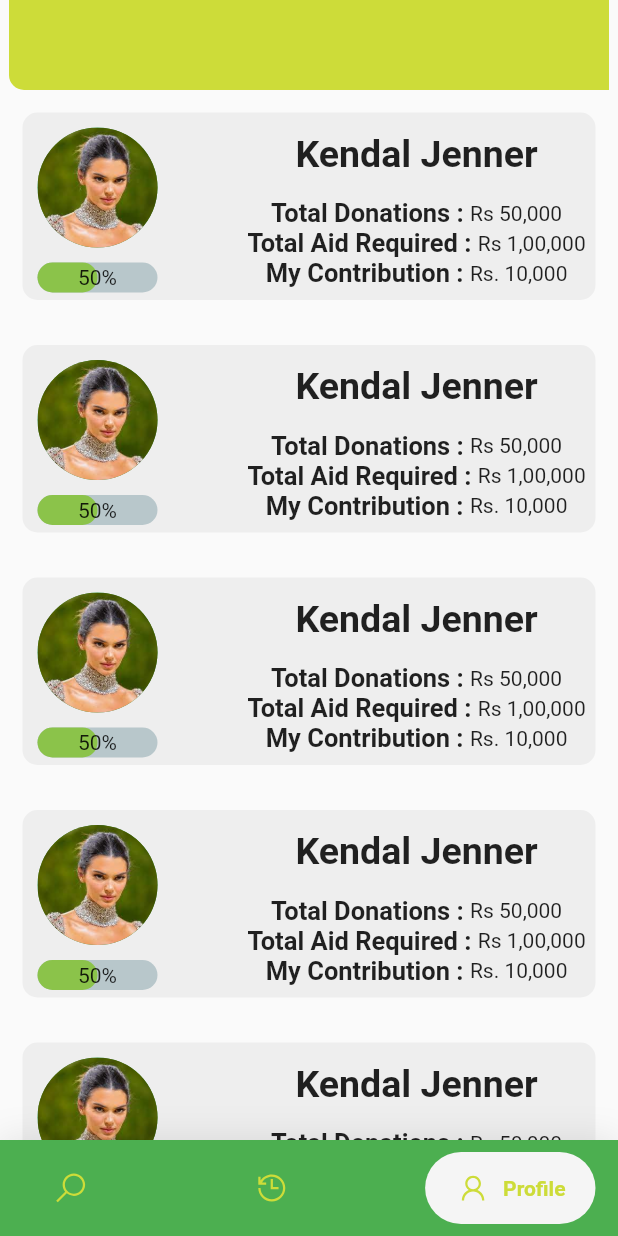
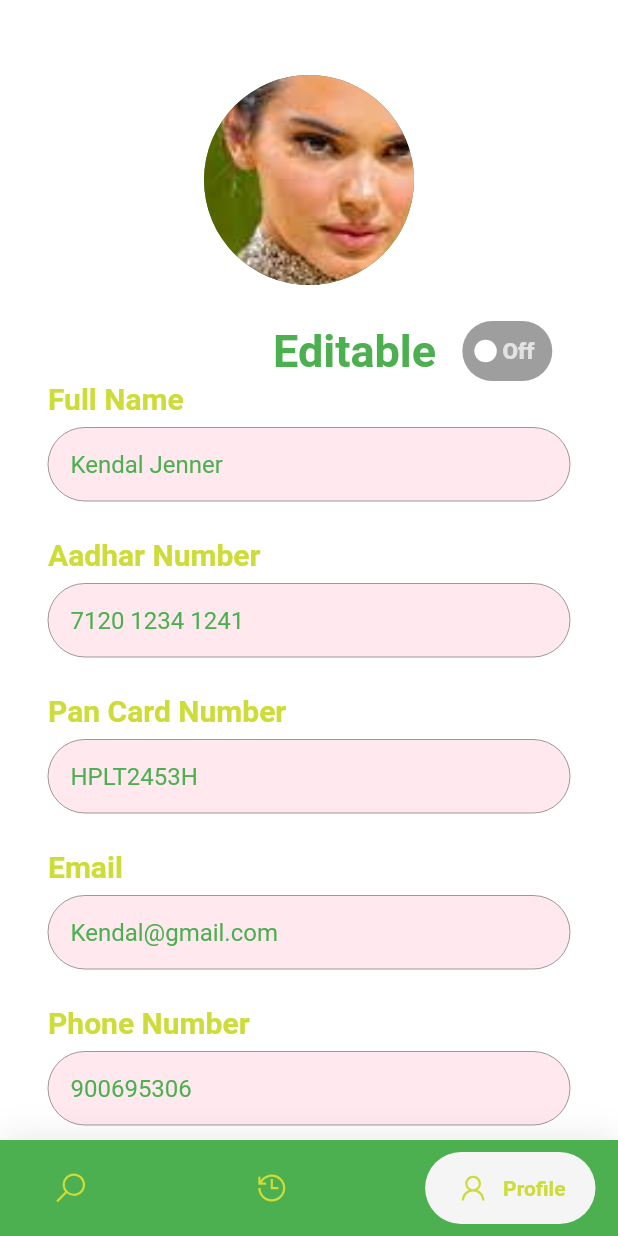
Before and after one commit to shivasharma9896/siksha_anudan, a Flutter app: the History_Page screen opened by its route, item 3 of the bottom bar chosen, on a phone screen of 412 x 824 dp. Run offline on Flutter 3.47's test engine with Material 2 defaults, Android fonts, the phone set to English and light mode, and no system bars; drawn by our look-alikes of flutter_switch, google_nav_bar, percent_indicator; our stand-ins replace animated_custom_dropdown, firebase_auth, firebase_core, flutter_svg, image_picker, line_icons and 1 more; missing offline and left inert: dart:ffi, datepicker_dropdown, drop_down_list, endless, paginated_search_bar; accounts and stored records are empty; network calls fail.

Commit message:
Added Donner Profile Pages
Added Profile

```diff
--- a/lib/BottomNav.dart
+++ b/lib/BottomNav.dart
@@ -76,6 +76,9 @@ class _BottomPageState extends State<BottomPage> {
                   else if(selectedIndex==1){
                     Navigator.pushNamed(context, '/history');
                   }
+                  else{
+                    Navigator.pushNamed(context, '/profile');
+                  }
                 });
               },
             ),
--- /dev/null
+++ b/lib/DonerProfile_Page.dart
@@ -0,0 +1,141 @@
+import 'dart:ffi';
+
+import 'package:flutter/material.dart';
+import 'BottomNav.dart';
+import 'package:flutter_switch/flutter_switch.dart';
+import 'constants.dart';
+import 'TextFieldWidget.dart';
+
+class DonerProfile_Page  extends StatefulWidget {
+
+  const DonerProfile_Page ({Key? key}) : super(key: key);
+
+  @override
+  State<DonerProfile_Page> createState() => _DonerProfile_Page();
+}
+
+class _DonerProfile_Page extends State<DonerProfile_Page> {
+  bool status=false;
+  String name="Kendal Jenner";
+  String email="Kendal@gmail.com";
+  String phoneNumber="900695306";
+  String aadhar="7120 1234 1241";
+  String panCard="HPLT2453H";
+  String address="8420 Melrose Avenue, West Hollywood, CA 90069-5306 United States";
+  @override
+  Widget build(BuildContext context) {
+    return Scaffold(
+      bottomNavigationBar: BottomPage(initialIndex: 2,),
+      backgroundColor: Colors.white,
+      body: ListView(
+        padding: EdgeInsets.symmetric(horizontal: 32),
+        physics: BouncingScrollPhysics(),
+        children: [
+          const SizedBox(height: 50),
+          CircleAvatar(
+            minRadius: 60,
+            maxRadius: 70,
+            backgroundImage: AssetImage('assets/images/profile.jpg'),
+          ),
+
+          const SizedBox(height: 24),
+          Row(
+            children: [
+              SizedBox(width: 150,),
+              Text("Editable ",style: bigTextGreenHeading,),
+              SizedBox(width: 10,),
+              FlutterSwitch(
+                activeColor: Colors.lime,
+                width: 60.0,
+                height: 40.0,
+                valueFontSize: 15.0,
+                toggleSize: 15.0,
+                value: status,
+                borderRadius: 30.0,
+                padding: 8.0,
+                showOnOff: true,
+                onToggle: (val) {
+                  setState(() {
+                    status = val;
+                  });
+                },
+              )
+            ],
+          ),
+          TextFieldWidget(
+            label: 'Full Name',
+            text:name,
+            onChanged: (name) {}, enabled: false,
+          ),
+          const SizedBox(height: 24),
+          TextFieldWidget(
+            label: 'Aadhar Number',
+            text:aadhar,
+            onChanged: (aadhar) {}, enabled: false,
+          ),
+          const SizedBox(height: 24),
+          TextFieldWidget(
+            label: 'Pan Card Number',
+            text:panCard,
+            onChanged: (panCard) {}, enabled: false,
+          ),
+          const SizedBox(height: 24),
+          TextFieldWidget(
+            enabled: status,
+            label: 'Email',
+            text: email,
+            onChanged: (value) {
+              email=value;
+            },
+          ),
+          const SizedBox(height: 24),
+          TextFieldWidget(
+            enabled: status,
+            label: 'Phone Number',
+            text: phoneNumber,
+            onChanged: (value) {
+              phoneNumber=value;
+            },
+          ),
+
+          const SizedBox(height: 24),
+          TextFieldWidget(
+            enabled: status,
+            label: 'Address',
+            text: address,
+            maxLines: 5,
+            onChanged: (value) {
+              address=value;
+            },
+          ),
+          const SizedBox(height: 24),
+          Center(
+            child:ElevatedButton(onPressed: () async{
+              if(status==true){
+              print(name+" "+email+" "+panCard+" "+phoneNumber+" "+address);
+              }
+
+            },
+
+              style: ElevatedButton.styleFrom(
+                primary: const Color(0xFFFFE9EF),
+                shape: RoundedRectangleBorder(
+                  borderRadius: BorderRadius.circular(30.0),
+                ),
+              ),
+              child: const Padding(
+                padding: EdgeInsets.all(10),
+                child:  Text('Save Changes',
+                  style: TextStyle(
+                    color: Colors.green,
+                    fontSize: 20,
+                  ),
+                ),
+              ),
+            ),
+          ),
+        ],
+      ),
+    );
+  }
+}
--- a/lib/History_Student_Card.dart
+++ b/lib/History_Student_Card.dart
@@ -1,5 +1,6 @@
 import 'package:flutter/material.dart';
 import 'package:percent_indicator/percent_indicator.dart';
+import 'package:siksha_anudan/constants.dart';
 class History_Profile_Card extends StatefulWidget {
   const History_Profile_Card({Key? key}) : super(key: key);
 
@@ -45,42 +46,23 @@ class _History_Profile_CardState extends State<History_Profile_Card> {
               const SizedBox(width: 50,),
               Column(
                 children: [
-                  Text("Kendal Jenner",style:
-                  TextStyle(
-                      fontSize: 25,
-                      fontWeight: FontWeight.w700
-                  ),),
+                  Text("Kendal Jenner",style:mainBlackHeading),
                   SizedBox(height: 15,),
                   Row(
                     children: [
-                      Text("Total Donations : ",
-                        style:
-                        TextStyle(
-                            fontSize: 17,
-                            fontWeight: FontWeight.w700
-                        ),),
+                      Text("Total Donations : ", style: smallBlackHeading),
                       Text("Rs 50,000"),
                     ],
                   ),
                   Row(
                     children: [
-                      Text("Total Aid Required : ",
-                        style:
-                        TextStyle(
-                            fontSize: 17,
-                            fontWeight: FontWeight.w700
-                        ),),
+                      Text("Total Aid Required : ", style:smallBlackHeading),
                       Text("Rs 1,00,000"),
                     ],
                   ),
                   Row(
                     children: [
-                      Text("My Contribution : ",
-                        style:
-                        TextStyle(
-                            fontSize: 17,
-                            fontWeight: FontWeight.w700
-                        ),),
+                      Text("My Contribution : ", style:smallBlackHeading),
                       Text("Rs. 10,000"),
                     ],
                   )
--- /dev/null
+++ b/lib/TextFieldWidget.dart
@@ -0,0 +1,68 @@
+import 'package:flutter/material.dart';
+import 'constants.dart';
+class TextFieldWidget extends StatefulWidget {
+  final int maxLines;
+  final String label;
+  final String text;
+  final bool enabled;
+  final ValueChanged<String> onChanged;
+
+  const TextFieldWidget({
+    Key? key,
+    this.maxLines = 1,
+    required this.label,
+    required this.text,
+    required this.onChanged, required this.enabled,
+  }) : super(key: key);
+
+  @override
+  _TextFieldWidgetState createState() => _TextFieldWidgetState();
+}
+
+class _TextFieldWidgetState extends State<TextFieldWidget> {
+  late final TextEditingController controller;
+
+  @override
+  void initState() {
+    super.initState();
+
+    controller = TextEditingController(text: widget.text);
+  }
+
+  @override
+  void dispose() {
+    controller.dispose();
+
+    super.dispose();
+  }
+
+  @override
+  Widget build(BuildContext context) => Column(
+    crossAxisAlignment: CrossAxisAlignment.start,
+    children: [
+      Text(
+        widget.label,
+        style:textLimeheading,
+      ),
+      const SizedBox(height: 8),
+      TextField(
+        onChanged: widget.onChanged,
+        enabled: widget.enabled,
+        controller: controller,
+        decoration: InputDecoration(
+          hintStyle:const TextStyle(color: Colors.green),
+          contentPadding: const EdgeInsets.all(15),
+          border: OutlineInputBorder(
+              borderRadius: BorderRadius.circular(30)
+          ),
+          fillColor:  const Color(0xFFFFE9EF),
+          filled: true,
+        ),
+        style: const TextStyle(
+          color: Colors.green,
+        ),
+        maxLines: widget.maxLines,
+      ),
+    ],
+  );
+}
--- a/lib/constants.dart
+++ b/lib/constants.dart
@@ -8,6 +8,26 @@ const kTitle = 'DropDownList';
 //Colors
 const Color alabaster=Color(0xFFfafafa);
 
+const mainBlackHeading=TextStyle(
+    fontSize: 25,
+    fontWeight: FontWeight.w700
+);
+
+const smallBlackHeading=TextStyle(
+    fontSize: 17,
+    fontWeight: FontWeight.w700
+);
+const textLimeheading=TextStyle(
+  color: Colors.lime,
+  fontSize: 20,
+  fontWeight: FontWeight.w700,
+);
+
+const bigTextGreenHeading=TextStyle(
+  fontSize: 30,
+  color: Colors.green,
+  fontWeight: FontWeight.w700,
+);
 // Drop Down
 const kDone = 'Done';
 const kSearch = 'Search...';
--- a/lib/main.dart
+++ b/lib/main.dart
@@ -7,6 +7,7 @@ import 'BottomNav.dart';
 import 'Home_Page.dart';
 import 'Registration_Student_Page.dart';
 import 'package:firebase_core/firebase_core.dart';
+import 'DonerProfile_Page.dart';
 
 void main() async {
   WidgetsFlutterBinding.ensureInitialized();
@@ -28,6 +29,8 @@ class MyApp extends StatelessWidget {
         '/second': (context) =>  Login_Page(),
         '/search': (context) =>  SearchStudent_Page(),
         '/history': (context) =>  History_Page(),
+        '/registration': (context) =>  Registration_Student(),
+        '/profile': (context) =>  DonerProfile_Page(),
       },
       home: const MyHomePage(title: 'Flutter Demo Home Page'),
     );
@@ -48,7 +51,7 @@ class _MyHomePageState extends State<MyHomePage> {
   Widget build(BuildContext context) {
     return Scaffold(
       backgroundColor: Colors.white,
-      body:  Registration_Student(),
+      body:  Home_Page(),
     );
   }
 }
--- a/pubspec.yaml
+++ b/pubspec.yaml
@@ -42,6 +42,7 @@ dependencies:
   animated_custom_dropdown: 1.2.2
   image_picker: ^0.8.5+3
   path_provider: ^2.0.10
+  flutter_switch: ^0.3.2
   # The following adds the Cupertino Icons font to your application.
   # Use with the CupertinoIcons class for iOS style icons.
   cupertino_icons: ^1.0.4
```
Also changed, not shown: lib/Login_Page.dart (+34 -27 lines), lib/Profile_card.dart (+5 -23 lines), pubspec.lock.
